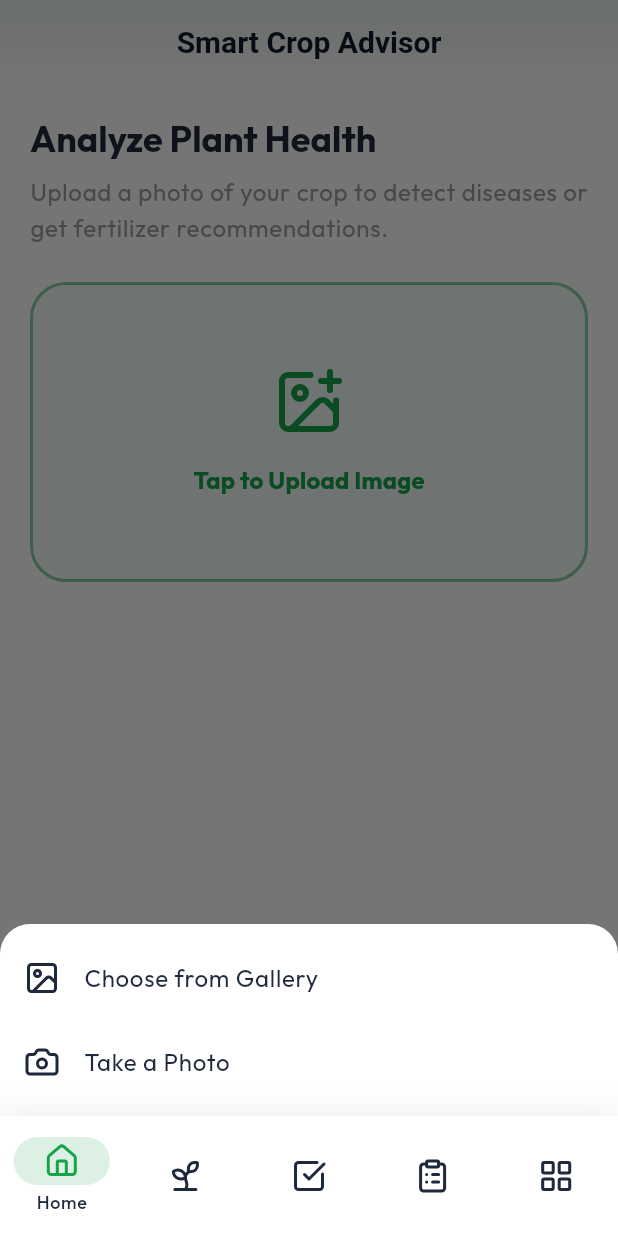
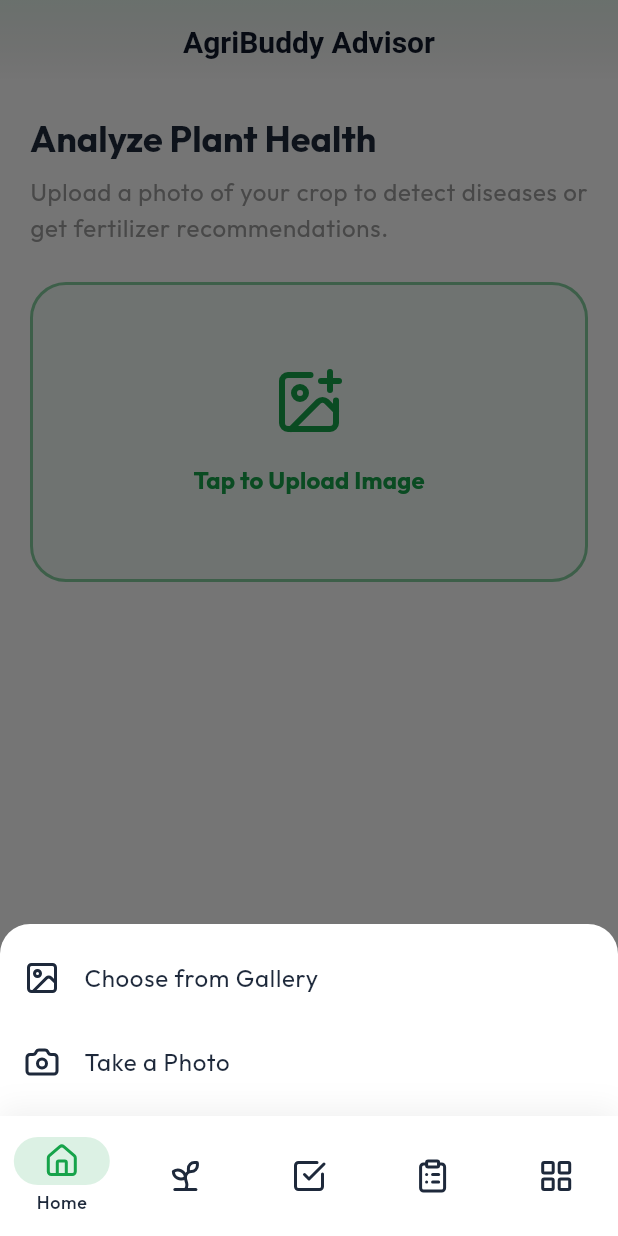
Before and after one commit to GoddRin/Agribuddy---Smar-Farm-Companion-Mobile-Application, a Flutter app: the SmartAdvisorScreen screen opened by its route, after a tap on "Tap to Upload Image", on a phone screen of 412 x 824 dp. Run offline on Flutter 3.47's test engine with Material 3 defaults, Android fonts, the phone set to English and light mode, and no system bars; drawn by our look-alikes of flutter_animate; our stand-ins replace firebase_core, fl_chart, flutter_dotenv, flutter_riverpod, go_router, google_fonts and 6 more; missing offline and left inert: audio_session; accounts and stored records are empty.

Commit message:
fix(web): remove dart:io and File for web compatibility

```diff
--- a/lib/features/smart_advisor/presentation/advisor_screen.dart
+++ b/lib/features/smart_advisor/presentation/advisor_screen.dart
@@ -1,4 +1,5 @@
-import 'dart:io';
+import 'dart:typed_data';
+import 'package:flutter/foundation.dart' show kIsWeb;
 import 'package:flutter/material.dart';
 import 'package:flutter_riverpod/flutter_riverpod.dart';
 import 'package:lucide_icons/lucide_icons.dart';
@@ -8,7 +9,7 @@ import 'package:image_picker/image_picker.dart';
 // State management for intelligent diagnosis
 final isAnalyzingProvider = StateProvider<bool>((ref) => false);
 final analysisResultProvider = StateProvider<String?>((ref) => null);
-final selectedImageProvider = StateProvider<File?>((ref) => null);
+final selectedImageBytesProvider = StateProvider<Uint8List?>((ref) => null);
 
 class SmartAdvisorScreen extends ConsumerStatefulWidget {
   const SmartAdvisorScreen({super.key});
@@ -25,7 +26,8 @@ class _SmartAdvisorScreenState extends ConsumerState<SmartAdvisorScreen> {
     try {
       final XFile? pickedFile = await _picker.pickImage(source: source);
       if (pickedFile != null) {
-        ref.read(selectedImageProvider.notifier).state = File(pickedFile.path);
+        final bytes = await pickedFile.readAsBytes();
+        ref.read(selectedImageBytesProvider.notifier).state = bytes;
         _processImage();
       }
     } catch (e) {
@@ -55,11 +57,12 @@ class _SmartAdvisorScreenState extends ConsumerState<SmartAdvisorScreen> {
                       title: const Text('Choose from Gallery'),
                       onTap: () => _pickImage(ImageSource.gallery),
                     ),
-                    ListTile(
-                      leading: const Icon(LucideIcons.camera),
-                      title: const Text('Take a Photo'),
-                      onTap: () => _pickImage(ImageSource.camera),
-                    ),
+                    if (!kIsWeb)
+                      ListTile(
+                        leading: const Icon(LucideIcons.camera),
+                        title: const Text('Take a Photo'),
+                        onTap: () => _pickImage(ImageSource.camera),
+                      ),
                   ],
                 ),
               ),
@@ -89,11 +92,11 @@ class _SmartAdvisorScreenState extends ConsumerState<SmartAdvisorScreen> {
     final theme = Theme.of(context);
     final isAnalyzing = ref.watch(isAnalyzingProvider);
     final analysisResult = ref.watch(analysisResultProvider);
-    final selectedImage = ref.watch(selectedImageProvider);
+    final selectedImageBytes = ref.watch(selectedImageBytesProvider);
 
     return Scaffold(
       appBar: AppBar(
-        title: const Text('Smart Crop Advisor'),
+        title: const Text('AgriBuddy Advisor'),
         flexibleSpace: Container(
           decoration: BoxDecoration(
             gradient: LinearGradient(
@@ -126,11 +129,11 @@ class _SmartAdvisorScreenState extends ConsumerState<SmartAdvisorScreen> {
             GestureDetector(
               onTap: isAnalyzing ? null : _showPickerBottomSheet,
               child: Container(
-                height: selectedImage != null ? 280 : 200,
+                height: selectedImageBytes != null ? 280 : 200,
                 decoration: BoxDecoration(
                   color: theme.colorScheme.primary.withValues(alpha: 0.05),
                   border: Border.all(
-                    color: selectedImage != null
+                    color: selectedImageBytes != null
                         ? Colors.transparent
                         : theme.colorScheme.primary.withValues(alpha: 0.5),
                     width: 2,
@@ -138,14 +141,14 @@ class _SmartAdvisorScreenState extends ConsumerState<SmartAdvisorScreen> {
                   ),
                   borderRadius: BorderRadius.circular(24),
                 ),
-                child: selectedImage != null
+                child: selectedImageBytes != null
                     ? ClipRRect(
                         borderRadius: BorderRadius.circular(22),
                         child: Stack(
                           fit: StackFit.expand,
                           children: [
-                            Image.file(
-                              selectedImage,
+                            Image.memory(
+                              selectedImageBytes,
                               fit: BoxFit.cover,
                             ),
                             if (!isAnalyzing)
```
